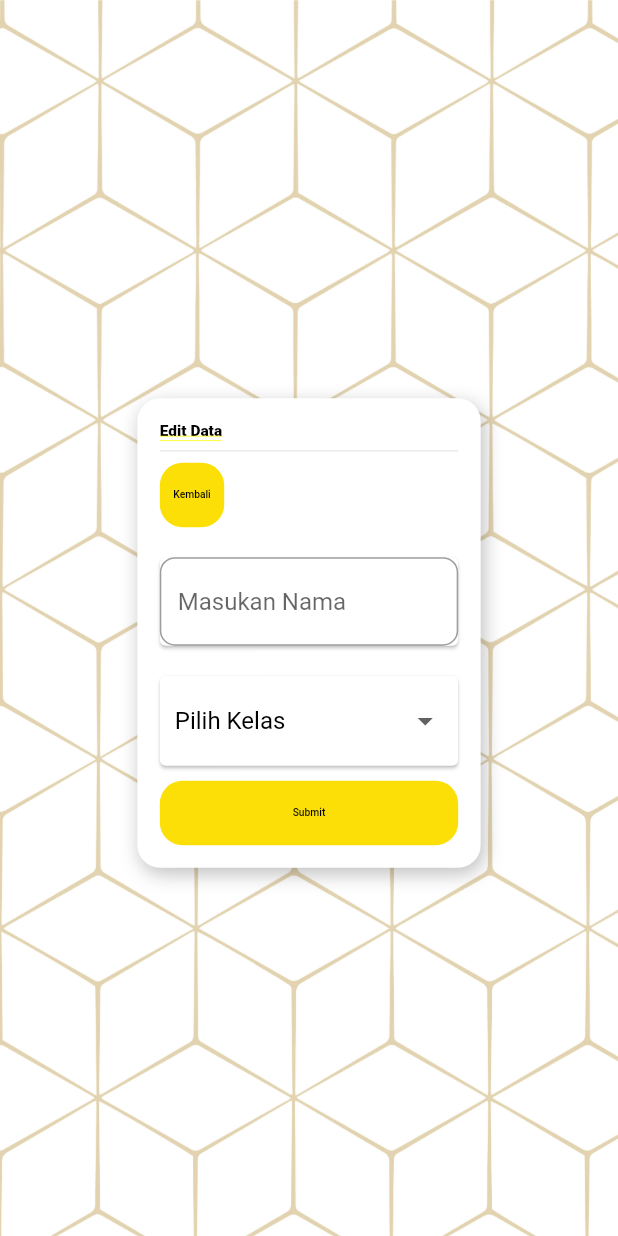
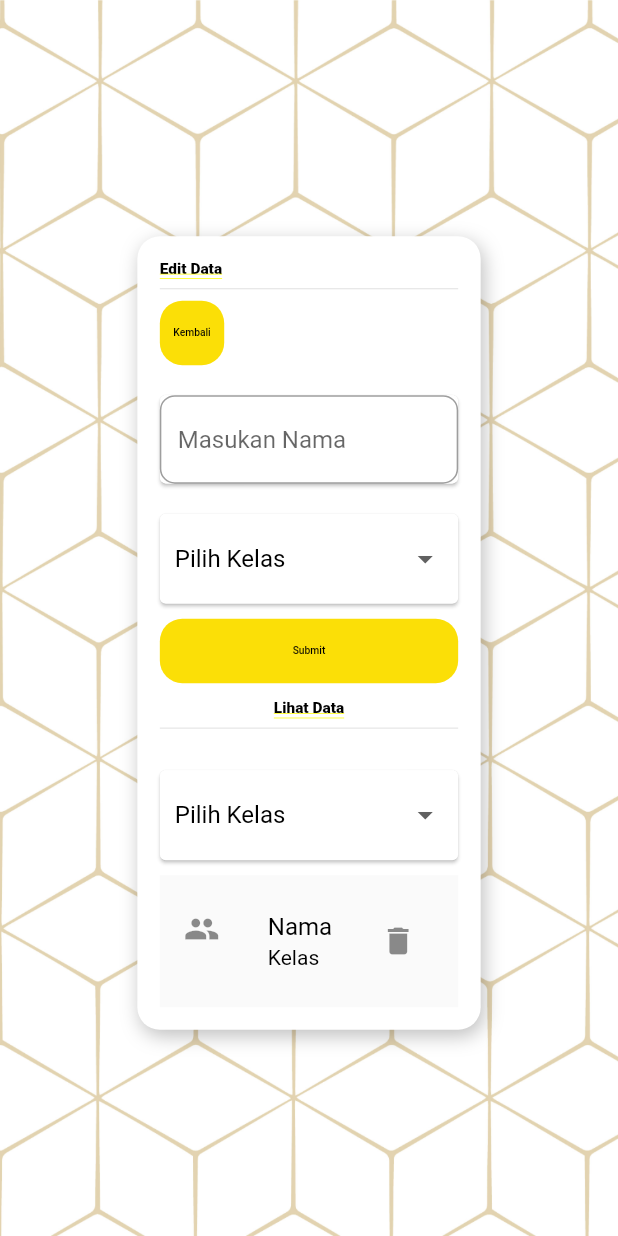
Before and after one commit to PLWEP/E-Perpus, a Flutter app: the AddDataPage screen opened by its route, on a phone screen of 412 x 824 dp. Run offline on Flutter 3.47's test engine with Material 2 defaults, Android fonts, the phone set to English and light mode, and no system bars; drawn by our look-alikes of dropdown_button2; our stand-ins replace flutter_screenutil, google_fonts.

Commit message:
refactoring ui

```diff
--- a/lib/main.dart
+++ b/lib/main.dart
@@ -2,7 +2,6 @@ import 'package:flutter/material.dart';
 import 'package:flutter_screenutil/flutter_screenutil.dart';
 import 'package:perpus/presentation/page/add_data_page.dart';
 import 'package:perpus/presentation/page/class_selection_page.dart';
-import 'package:perpus/presentation/page/edit_data_page.dart';
 import 'package:perpus/presentation/page/home_page.dart';
 import 'package:perpus/presentation/page/input_page.dart';
 import 'package:perpus/presentation/page/setting_page.dart';
@@ -36,7 +35,6 @@ class MyApp extends StatelessWidget {
             InputPage.routeName: (context) => const InputPage(),
             SuccessPage.routeName: (context) => const SuccessPage(),
             SettingPage.routeName: (context) => const SettingPage(),
-            EditDataPage.routeName: (context) => const EditDataPage(),
             AddDataPage.routeName: (context) => const AddDataPage(),
           },
         );
--- a/lib/presentation/page/add_data_page.dart
+++ b/lib/presentation/page/add_data_page.dart
@@ -1,9 +1,12 @@
-import 'package:flutter/cupertino.dart';
+import 'package:flutter/material.dart';
+import 'package:perpus/presentation/page/setting_page.dart';
 import 'package:perpus/presentation/widget/custom_button.dart';
 import 'package:perpus/presentation/widget/custom_dropdown.dart';
+import 'package:perpus/presentation/widget/custom_list_tile.dart';
 import 'package:perpus/presentation/widget/custom_textfield.dart';
 import 'package:perpus/presentation/widget/custom_util_container.dart';
 import 'package:flutter_screenutil/flutter_screenutil.dart';
+import 'package:perpus/utils/theme.dart';
 
 class AddDataPage extends StatelessWidget {
   static const routeName = '/add_data';
@@ -13,6 +16,12 @@ class AddDataPage extends StatelessWidget {
   Widget build(BuildContext context) {
     return CustomUtilContainer(
       title: 'Edit Data',
+      onPressed: () {
+        Navigator.pushReplacementNamed(
+          context,
+          SettingPage.routeName,
+        );
+      },
       child: Column(
         children: [
           const CustomTextField(),
@@ -25,6 +34,20 @@ class AddDataPage extends StatelessWidget {
             onPressed: () {},
             margin: const EdgeInsets.only(top: 10),
           ),
+          const SizedBox(height: 10),
+          Text(
+            'Lihat Data',
+            style: defaultTextStyle.copyWith(fontSize: 36.sp),
+          ),
+          const Divider(),
+          const CustomDropdown(),
+          const SizedBox(height: 10),
+          CustomListTile(
+            trailing: IconButton(
+              icon: const Icon(Icons.delete),
+              onPressed: () {},
+            ),
+          ),
         ],
       ),
     );
--- a/lib/presentation/page/class_selection_page.dart
+++ b/lib/presentation/page/class_selection_page.dart
@@ -21,6 +21,7 @@ class ClassSelectionPage extends StatelessWidget {
             height: 50.h,
             title: 'Kembali',
             fontSize: 24.sp,
+            margin: const EdgeInsets.only(bottom: 10),
             onPressed: () {
               Navigator.pushReplacementNamed(
                 context,
@@ -28,9 +29,7 @@ class ClassSelectionPage extends StatelessWidget {
               );
             },
           ),
-          Container(
-            margin: const EdgeInsets.only(top: 20),
-            child: Row(
+          Row(
             crossAxisAlignment: CrossAxisAlignment.center,
             mainAxisAlignment: MainAxisAlignment.start,
             children: const [
@@ -40,7 +39,6 @@ class ClassSelectionPage extends StatelessWidget {
               CustomClassItem(title: '7.4'),
             ],
           ),
-          ),
         ],
       ),
     );
--- /dev/null
+++ b/lib/presentation/widget/custom_list_tile.dart
@@ -0,0 +1,29 @@
+import 'package:flutter/material.dart';
+import 'package:perpus/utils/theme.dart';
+
+class CustomListTile extends StatelessWidget {
+  final Widget trailing;
+  const CustomListTile({Key? key, required this.trailing}) : super(key: key);
+
+  @override
+  Widget build(BuildContext context) {
+    return Material(
+      child: ListTile(
+        contentPadding:
+            const EdgeInsets.symmetric(horizontal: 16.0, vertical: 8.0),
+        leading: const Icon(Icons.people),
+        title: Text(
+          'Nama',
+          style: defaultTextStyle.copyWith(
+            fontSize: 16,
+          ),
+        ),
+        subtitle: Text(
+          'Kelas',
+          style: defaultTextStyle,
+        ),
+        trailing: trailing,
+      ),
+    );
+  }
+}
--- a/lib/presentation/widget/custom_util_container.dart
+++ b/lib/presentation/widget/custom_util_container.dart
@@ -1,14 +1,17 @@
 import 'package:flutter/material.dart';
 import 'package:flutter_screenutil/flutter_screenutil.dart';
-import 'package:perpus/presentation/page/home_page.dart';
 import 'package:perpus/presentation/widget/custom_button.dart';
 import 'package:perpus/utils/theme.dart';
 
 class CustomUtilContainer extends StatelessWidget {
   final String title;
   final Widget child;
+  final Function() onPressed;
   const CustomUtilContainer(
-      {Key? key, required this.title, required this.child})
+      {Key? key,
+      required this.title,
+      required this.child,
+      required this.onPressed})
       : super(key: key);
 
   @override
@@ -62,12 +65,7 @@ class CustomUtilContainer extends StatelessWidget {
                       height: 50.h,
                       title: 'Kembali',
                       fontSize: 24.sp,
-                      onPressed: () {
-                        Navigator.pushReplacementNamed(
-                          context,
-                          HomePage.routeName,
-                        );
-                      },
+                      onPressed: onPressed,
                     ),
                     child,
                   ],
```
Also changed, not shown: lib/presentation/page/edit_data_page.dart (deleted, +0 -21 lines), lib/presentation/page/input_page.dart (+8 -16 lines), lib/presentation/page/setting_page.dart (+7 -14 lines). Lines whose indentation alone changed are shown as unchanged.
